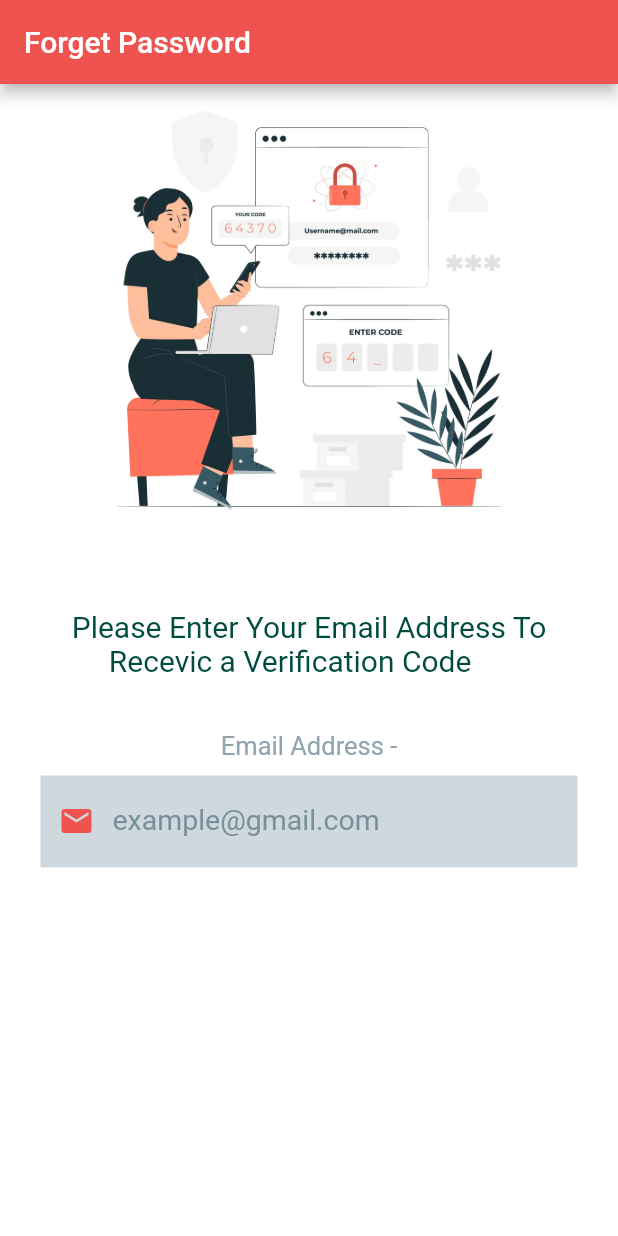
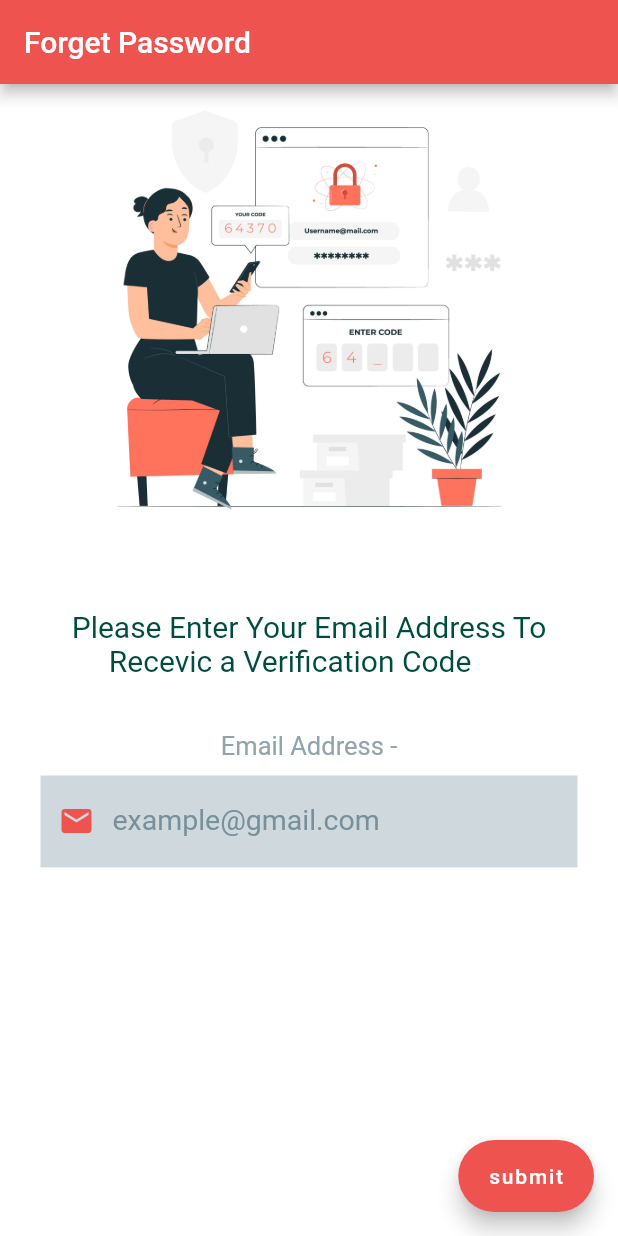
Before and after one commit to ayan-gorain/Cook-Fast, a Flutter app: the screen it shows after launch, on a phone screen of 412 x 824 dp. Run offline on Flutter 3.47's test engine with Material 2 defaults, Android fonts, the phone set to English and light mode, and no system bars; our stand-ins replace firebase_auth, firebase_core, flutter_screenutil, get, pinput and 1 more; missing offline and left inert: dart:ffi; accounts and stored records are empty; Roboto replaces fonts that are missing (Poppins, Poppins Pro, Source Sans Pro).

Commit message:
forget Page is done , activity remmaining.

```diff
--- a/lib/pages/frogetPass.dart
+++ b/lib/pages/frogetPass.dart
@@ -92,13 +92,13 @@ class forgetpass extends StatelessWidget {
           ),
         ),
       ),
-      // floatingActionButton: FloatingActionButton.extended(
-      //   onPressed: () {
-      //     // Add your onPressed code here!
-      //   },
-      //   label: const Text('submit'),
-      //   backgroundColor: Colors.red[400],
-      // ),
+      floatingActionButton: FloatingActionButton.extended(
+        onPressed: () {
+          // Add your onPressed code here!
+        },
+        label: const Text('submit'),
+        backgroundColor: Colors.red[400],
+      ),
     );
   }
 }
```
